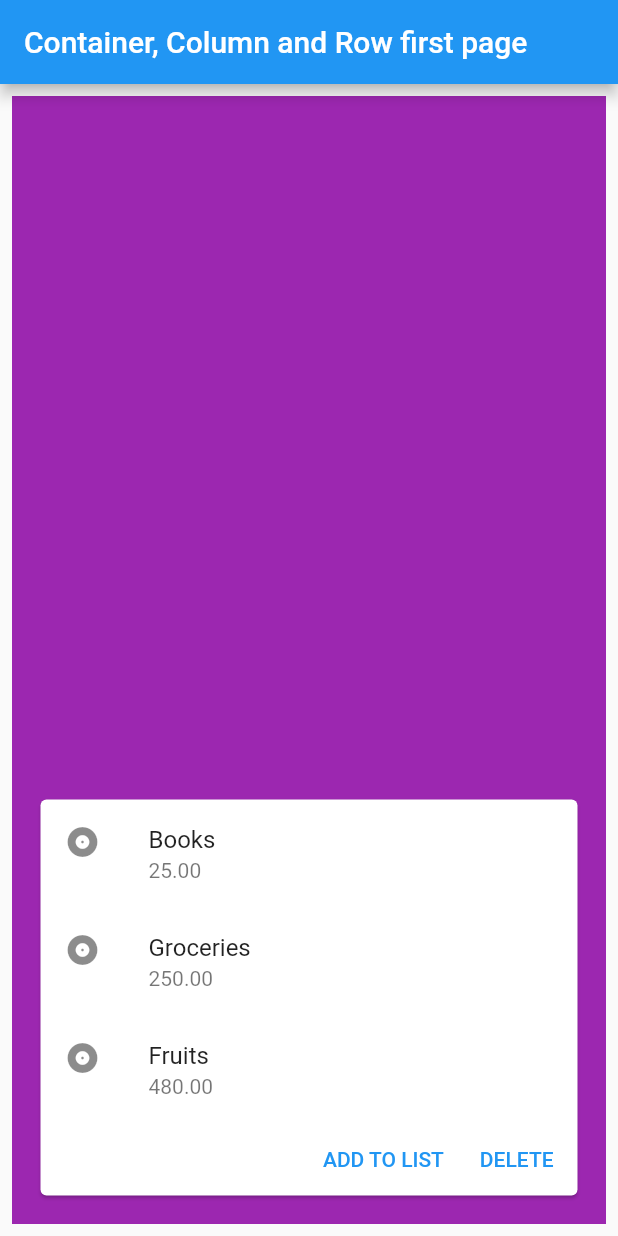
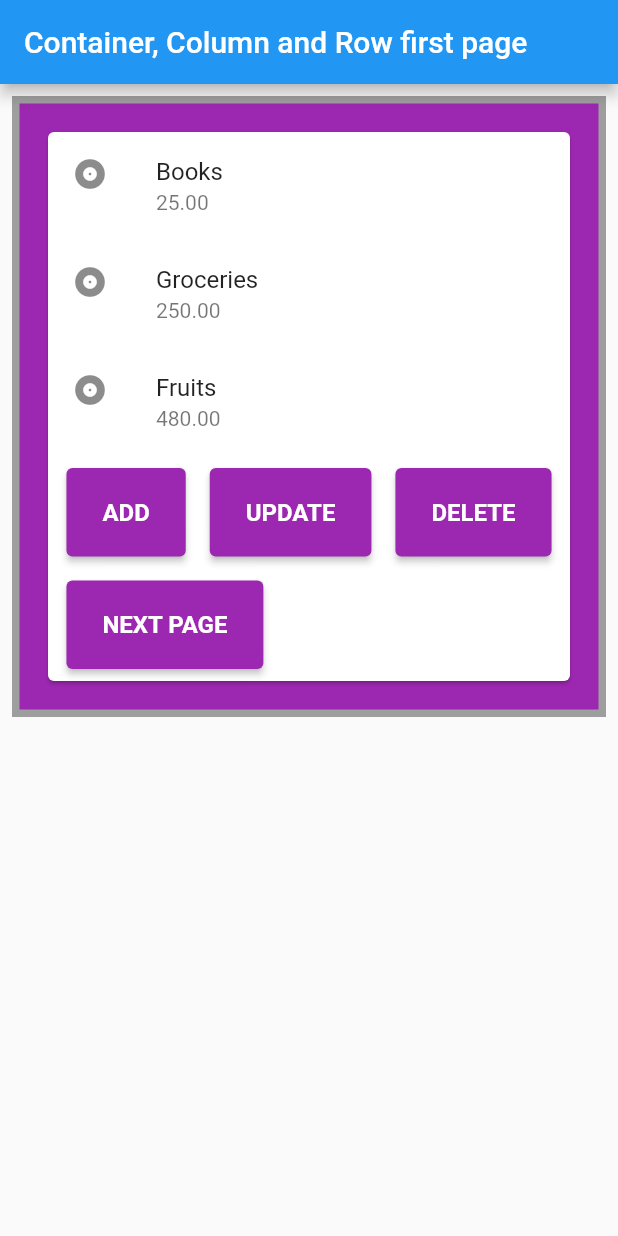
Before and after one commit to sanjibsinha/better_flutter, a Flutter app: the screen it shows after launch, on a phone screen of 412 x 824 dp. Run offline on Flutter 3.47's test engine with Material 2 defaults, Android fonts, the light colour scheme and no system bars.

Commit message:
updating container, column, and wrap

```diff
--- a/lib/chapter_two/container_column_and_row/view/container_column_row.dart
+++ b/lib/chapter_two/container_column_and_row/view/container_column_row.dart
@@ -1,4 +1,5 @@
 import 'package:flutter/material.dart';
+import 'container_row_column_modified.dart';
 
 class ContainerColumnRow extends StatelessWidget {
   const ContainerColumnRow({Key, key}) : super(key: key);
@@ -21,7 +22,8 @@ class CCRFirstPage extends StatelessWidget {
       appBar: AppBar(
         title: Text('Container, Column and Row first page'),
       ),
-      body: CCRFirstPageBody(),
+      // body: CCRFirstPageBody(),
+      body: ContainerRowColumnModified(),
     );
   }
 }
@@ -38,7 +40,7 @@ class CCRFirstPageBody extends StatelessWidget {
         color: Colors.purple,
       ),
       child: Column(
-        mainAxisAlignment: MainAxisAlignment.end,
+        mainAxisAlignment: MainAxisAlignment.center,
         children: [
           Card(
             child: Column(
--- /dev/null
+++ b/lib/chapter_two/container_column_and_row/view/container_row_column_modified.dart
@@ -0,0 +1,114 @@
+import 'package:flutter/material.dart';
+
+class ContainerRowColumnModified extends StatelessWidget {
+  const ContainerRowColumnModified({Key, key}) : super(key: key);
+
+  @override
+  Widget build(BuildContext context) {
+    return ListView(
+      children: [
+        Container(
+          margin: EdgeInsets.all(8),
+          padding: EdgeInsets.all(15),
+          alignment: Alignment.topCenter,
+          decoration: BoxDecoration(
+            color: Colors.purple,
+            border: Border.all(
+              width: 5,
+              color: Colors.grey,
+            ),
+          ),
+          child: Column(
+            mainAxisAlignment: MainAxisAlignment.center,
+            children: [
+              Card(
+                child: Column(
+                  mainAxisSize: MainAxisSize.min,
+                  children: <Widget>[
+                    const ListTile(
+                      leading: Icon(Icons.album),
+                      title: Text('Books'),
+                      subtitle: Text('25.00'),
+                    ),
+                    const ListTile(
+                      leading: Icon(Icons.album),
+                      title: Text('Groceries'),
+                      subtitle: Text('250.00'),
+                    ),
+                    const ListTile(
+                      leading: Icon(Icons.album),
+                      title: Text('Fruits'),
+                      subtitle: Text('480.00'),
+                    ),
+                    Wrap(
+                      alignment: WrapAlignment.spaceBetween,
+                      direction: Axis.horizontal,
+                      children: <Widget>[
+                        Container(
+                          margin: const EdgeInsets.all(8),
+                          child: ElevatedButton(
+                            onPressed: () => {},
+                            child: Text(' ADD '),
+                            style: ElevatedButton.styleFrom(
+                              primary: Colors.purple,
+                              padding: EdgeInsets.symmetric(
+                                  horizontal: 20, vertical: 20),
+                              textStyle: TextStyle(
+                                  fontSize: 16, fontWeight: FontWeight.bold),
+                            ),
+                          ),
+                        ),
+                        Container(
+                          margin: const EdgeInsets.all(8),
+                          child: ElevatedButton(
+                            onPressed: () => {},
+                            child: Text(' UPDATE '),
+                            style: ElevatedButton.styleFrom(
+                              primary: Colors.purple,
+                              padding: EdgeInsets.symmetric(
+                                  horizontal: 20, vertical: 20),
+                              textStyle: TextStyle(
+                                  fontSize: 16, fontWeight: FontWeight.bold),
+                            ),
+                          ),
+                        ),
+                        Container(
+                          margin: const EdgeInsets.all(8),
+                          child: ElevatedButton(
+                            onPressed: () => {},
+                            child: Text(' DELETE '),
+                            style: ElevatedButton.styleFrom(
+                              primary: Colors.purple,
+                              padding: EdgeInsets.symmetric(
+                                  horizontal: 20, vertical: 20),
+                              textStyle: TextStyle(
+                                  fontSize: 16, fontWeight: FontWeight.bold),
+                            ),
+                          ),
+                        ),
+                        Container(
+                          margin: const EdgeInsets.all(8),
+                          child: ElevatedButton(
+                            onPressed: () => {},
+                            child: Text(' NEXT PAGE '),
+                            style: ElevatedButton.styleFrom(
+                              primary: Colors.purple,
+                              padding: EdgeInsets.symmetric(
+                                  horizontal: 20, vertical: 20),
+                              textStyle: TextStyle(
+                                  fontSize: 16, fontWeight: FontWeight.bold),
+                            ),
+                          ),
+                        ),
+                      ],
+                    ),
+                  ],
+                ),
+              ),
+            ],
+          ),
+        ),
+      ],
+    );
+  }
+}
```
Also changed, not shown: pubspec.lock.
